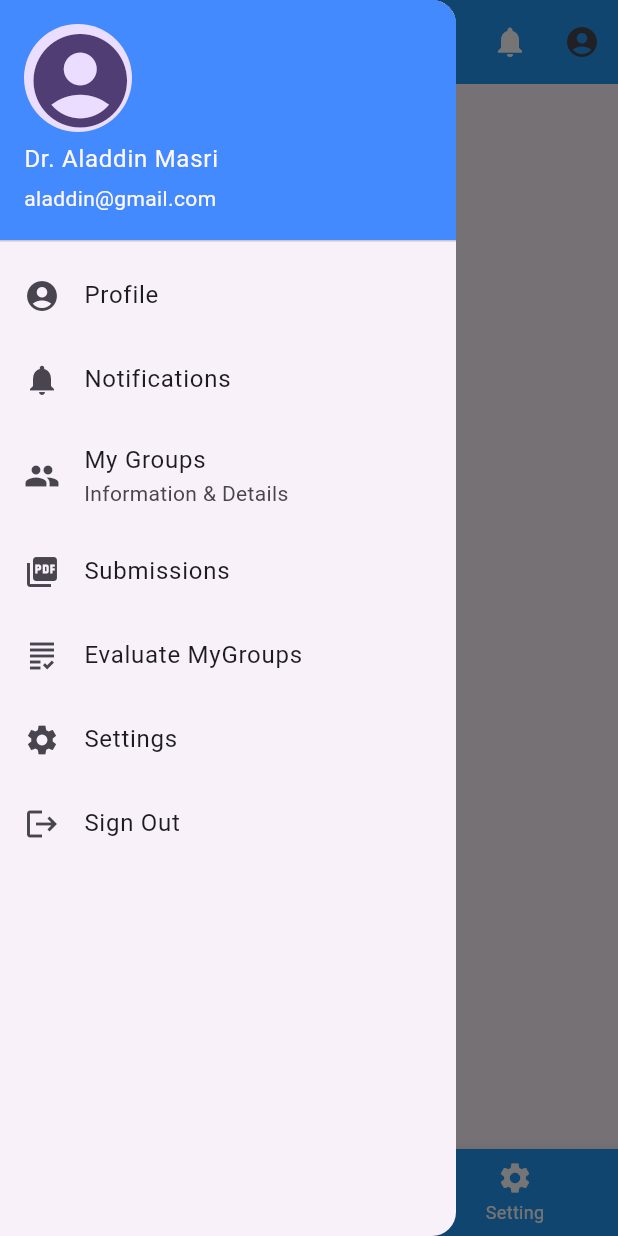
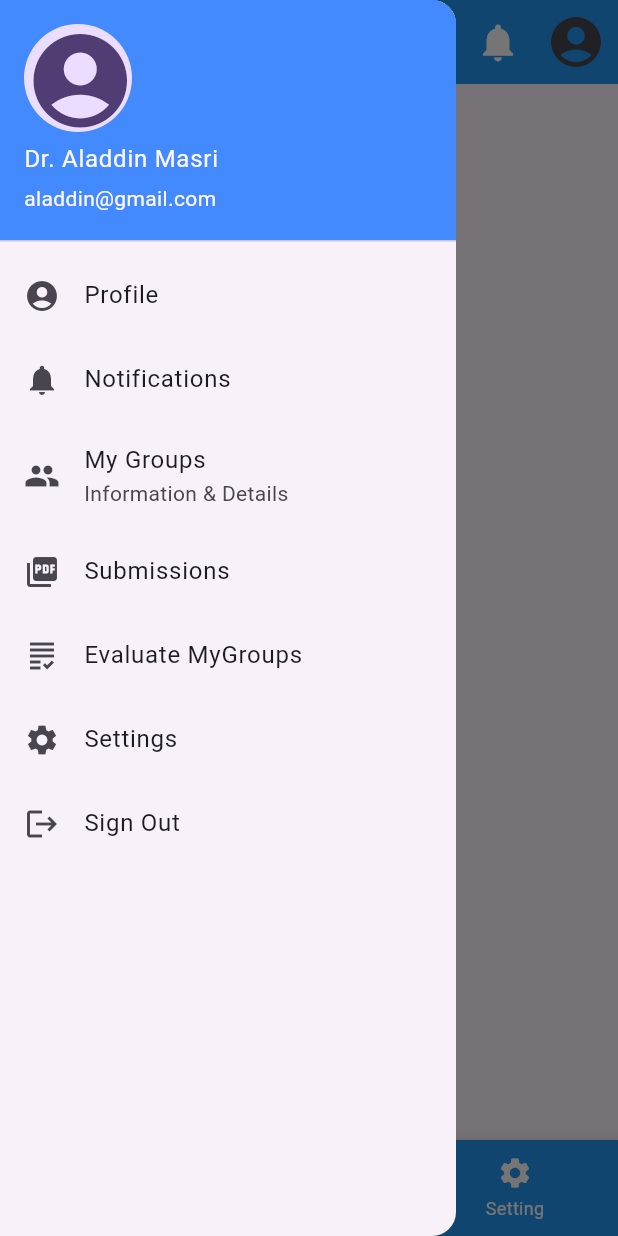
Before and after one commit to Omar-Qaneer/LetsGraduate_Mobile, a Flutter app: the SupervisorHomeScreen screen opened by its route, with the side drawer open, on a phone screen of 412 x 824 dp. Run offline on Flutter 3.47's test engine with Material 3 defaults, Android fonts, the phone set to English and light mode, and no system bars; our stand-ins replace flutter_otp_text_field, get, shared_preferences; accounts and stored records are empty.

Commit message:
Create SpervisorProfile file
Create the file and make forward from HomeScreen to profile page  by Drawer and AppBar widgets

```diff
--- a/lib/controller/supervisor/supervisorhomescreen_controller.dart
+++ b/lib/controller/supervisor/supervisorhomescreen_controller.dart
@@ -2,6 +2,7 @@ import 'package:flutter/material.dart';
 import 'package:flutter_application_1/view/screen/supervisor/evaluategroups.dart';
 import 'package:flutter_application_1/view/screen/supervisor/mygroups/mygroups.dart';
 import 'package:flutter_application_1/view/screen/supervisor/notifications.dart';
+import 'package:flutter_application_1/view/screen/supervisor/profile_supervisor.dart';
 import 'package:flutter_application_1/view/screen/supervisor/submissions.dart';
 import 'package:get/get.dart';
 
@@ -31,7 +32,8 @@ class SupervisorHomeScreenControllerImp extends SupervisorHomeScreenController {
     ),
     const EvaluateGroups(),
     const Submissions(),
-    const Notifications()
+    const Notifications(),
+    const ProfileSupervisor()
   ];
   @override
   changePage(int index) {
--- a/lib/view/screen/supervisor/supervisorhomescreen.dart
+++ b/lib/view/screen/supervisor/supervisorhomescreen.dart
@@ -27,7 +27,10 @@ class SupervisorHomeScreen extends StatelessWidget {
                       label: "Home",
                     ),
                     BottomNavigationBarItem(
-                      icon: Icon(Icons.group),
+                      icon: Icon(
+                        Icons.groups,
+                        size: 30,
+                      ),
                       label: "MyGroups",
                     ),
                     BottomNavigationBarItem(
@@ -49,9 +52,16 @@ class SupervisorHomeScreen extends StatelessWidget {
                       icon: const Icon(
                         Icons.notifications,
                         color: Colors.white,
+                        size: 30,
                       )),
                   IconButton(
-                      onPressed: () {}, icon: const Icon(Icons.account_circle)),
+                      onPressed: () {
+                        controller.changePage(6);
+                      },
+                      icon: const Icon(
+                        Icons.account_circle,
+                        size: 40,
+                      )),
                 ],
               ),
               body: controller.listPage.elementAt(controller.currentPage),
--- a/lib/view/widget/supervisor/customsnavbarsupervisor.dart
+++ b/lib/view/widget/supervisor/customsnavbarsupervisor.dart
@@ -29,7 +29,10 @@ class CustomNavBarSupervisor extends StatelessWidget {
                   ListTile(
                     leading: const Icon(Icons.account_circle),
                     title: const Text("Profile"),
-                    onTap: () {},
+                    onTap: () {
+                      controller.changePage(6);
+                      controller.listPage.elementAt(controller.currentPage);
+                    },
                   ),
                   ListTile(
                     leading: const Icon(Icons.notifications),
```
Also changed, not shown: lib/view/screen/supervisor/profile_supervisor.dart (added, +16 -0 lines).
